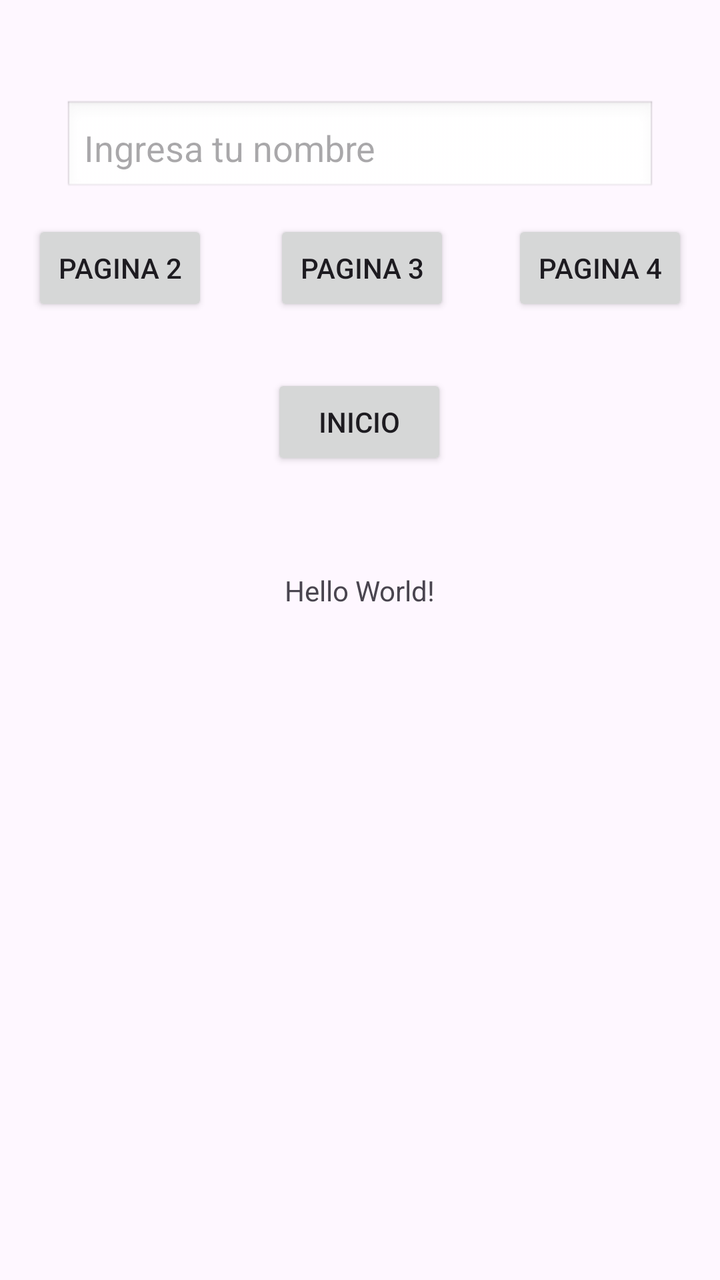
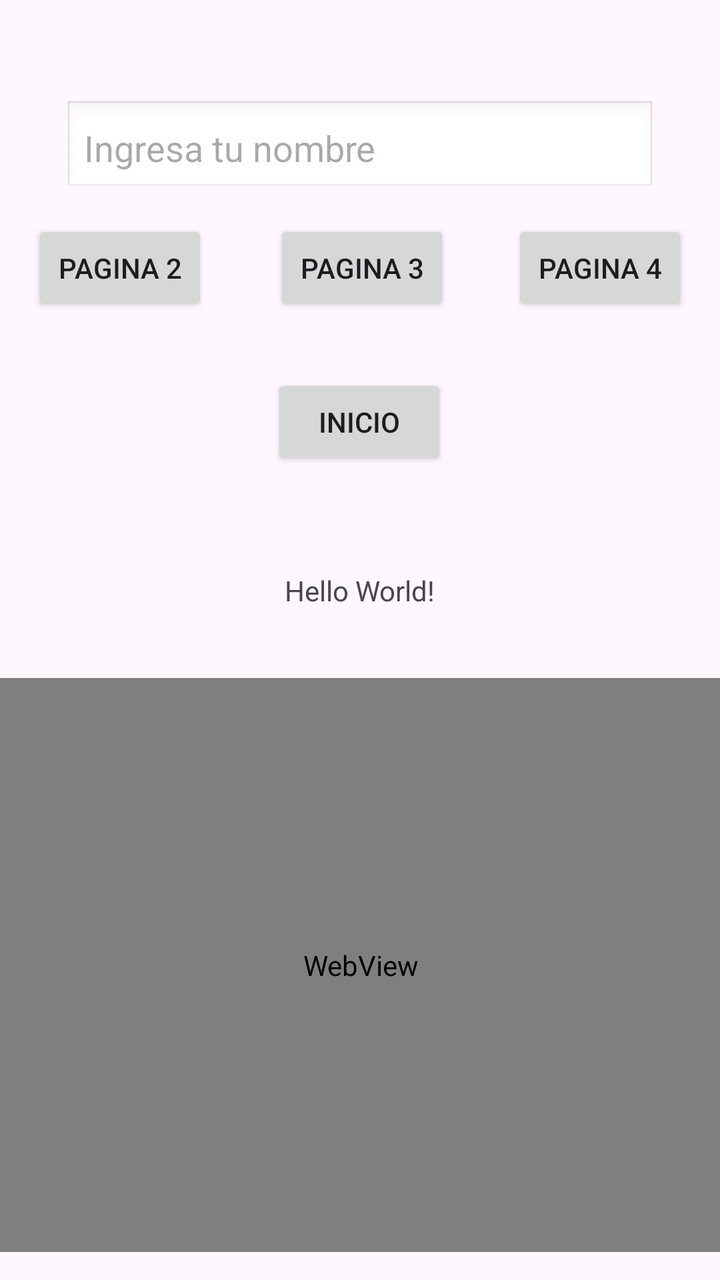

The first picture is an Android layout as it rendered before a commit; the second is the same layout after the commit. The layout source and the unified diff follow.
<!-- AndroidManifest.xml: application theme Theme.IHC26B -->
<!-- res/layout/activity_main.xml -->
<?xml version="1.0" encoding="utf-8"?>
<androidx.constraintlayout.widget.ConstraintLayout xmlns:android="http://schemas.android.com/apk/res/android"
    xmlns:app="http://schemas.android.com/apk/res-auto"
    xmlns:tools="http://schemas.android.com/tools"
    android:id="@+id/main"
    android:layout_width="match_parent"
    android:layout_height="match_parent"
    tools:context=".MainActivity">

    <TextView
        android:id="@+id/textView"
        android:layout_width="wrap_content"
        android:layout_height="wrap_content"
        android:text="Hello World!"
        app:layout_constraintBottom_toBottomOf="parent"
        app:layout_constraintEnd_toEndOf="parent"
        app:layout_constraintStart_toStartOf="parent"
        app:layout_constraintTop_toTopOf="parent"
        app:layout_constraintVertical_bias="0.46" />

    <Button
        android:id="@+id/button"
        android:layout_width="wrap_content"
        android:layout_height="wrap_content"
        android:layout_marginStart="160dp"
        android:layout_marginTop="208dp"
        android:layout_marginEnd="161dp"
        android:layout_marginBottom="72dp"
        android:text="Inicio"
        app:layout_constraintBottom_toTopOf="@+id/textView"
        app:layout_constraintEnd_toEndOf="parent"
        app:layout_constraintStart_toStartOf="parent"
        app:layout_constraintTop_toTopOf="parent" />

    <Button
        android:id="@+id/button2"
        android:layout_width="0dp"
        android:layout_height="48dp"
        android:layout_marginStart="16dp"
        android:layout_marginTop="110dp"
        android:text="Pagina 2"
        app:layout_constraintStart_toStartOf="parent"
        app:layout_constraintTop_toTopOf="parent" />

    <Button
        android:id="@+id/button3"
        android:layout_width="0dp"
        android:layout_height="48dp"
        android:layout_marginStart="33dp"
        android:layout_marginTop="110dp"
        android:text="Pagina 3"
        app:layout_constraintStart_toEndOf="@+id/button2"
        app:layout_constraintTop_toTopOf="parent" />

    <Button
        android:id="@+id/button4"
        android:layout_width="0dp"
        android:layout_height="48dp"
        android:layout_marginTop="110dp"
        android:layout_marginEnd="16dp"
        android:text="Pagina 4"
        app:layout_constraintEnd_toEndOf="parent"
        app:layout_constraintTop_toTopOf="parent" />

    <EditText
        android:id="@+id/editTextText"
        android:layout_width="0dp"
        android:layout_height="wrap_content"
        android:layout_marginStart="32dp"
        android:layout_marginTop="50dp"
        android:layout_marginEnd="32dp"
        android:background="@android:drawable/edit_text"
        android:hint="@string/hint_nombre"
        android:inputType="text"
        android:padding="10dp"
        app:layout_constraintEnd_toEndOf="parent"
        app:layout_constraintStart_toStartOf="parent"
        app:layout_constraintTop_toTopOf="parent" />

</androidx.constraintlayout.widget.ConstraintLayout>
<!-- resources referenced by this layout -->
<resources>
  <string name="hint_nombre">Ingresa tu nombre</string>
  <style name="Theme.IHC26B" parent="Base.Theme.IHC26B" />
  <style name="Base.Theme.IHC26B" parent="Theme.Material3.DayNight.NoActionBar">
          
          
      </style>
</resources>

<!-- the commit's change to res/layout/activity_main.xml (unified diff, before → after) -->
@@ -77,4 +77,14 @@
         app:layout_constraintStart_toStartOf="parent"
         app:layout_constraintTop_toTopOf="parent" />
 
+    <WebView
+        android:id="@+id/webView"
+        android:layout_width="386dp"
+        android:layout_height="287dp"
+        android:layout_marginTop="20dp"
+        app:layout_constraintBottom_toBottomOf="parent"
+        app:layout_constraintEnd_toEndOf="parent"
+        app:layout_constraintStart_toStartOf="parent"
+        app:layout_constraintTop_toBottomOf="@+id/textView" />
+
 </androidx.constraintlayout.widget.ConstraintLayout>
